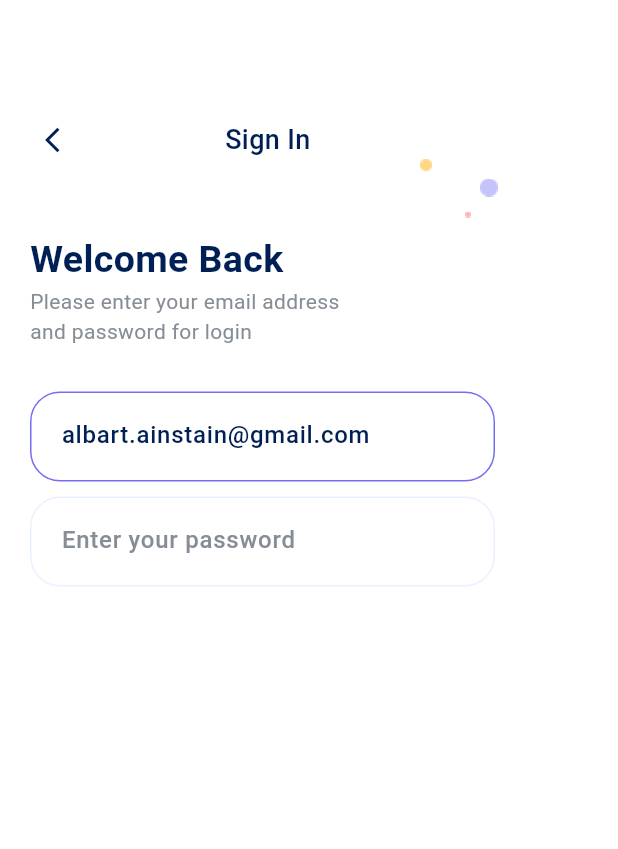
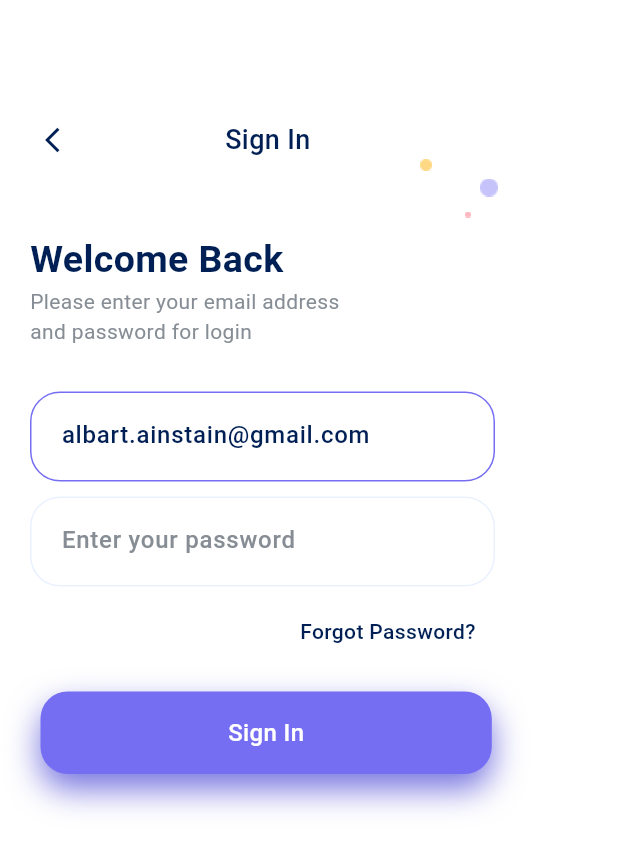
Before and after one commit to adeenazara2002/Flutter-final-project, a Flutter app: the screen it shows after launch, on a phone screen of 412 x 824 dp. Shown: the top 849 px of the screen. Run offline on Flutter 3.47's test engine with Material 3 defaults, Android fonts, the phone set to English and light mode, and no system bars.

Commit message:
Sign In Screen

```diff
--- a/lib/Screens/signIn.dart
+++ b/lib/Screens/signIn.dart
@@ -178,6 +178,61 @@ class _SignInState extends State<SignIn> {
                   )
                 ],
               ),
+              SizedBox(
+                height: 20,
+              ),
+              Row(
+                children: [
+                  Padding(padding: EdgeInsets.only(left: 200)),
+                  Text(
+                    'Forgot Password?',
+                    style: TextStyle(
+                        color: Color.fromRGBO(0, 32, 85, 1),
+                        fontSize: 14,
+                        fontWeight: FontWeight.w500),
+                  ),
+                ],
+              ),
+              SizedBox(
+                height: 30,
+              ),
+              Row(
+                children: [
+                  Padding(padding: EdgeInsets.only(left: 27)),
+                  GestureDetector(
+                    onTap: () {
+                      // Your onTap functionality here
+                    },
+                    child: Container(
+                      decoration: BoxDecoration(
+                        color: Color.fromRGBO(117, 110, 243, 1),
+                        borderRadius: BorderRadius.circular(18.0),
+                        boxShadow: [
+                          BoxShadow(
+                            color: Color.fromRGBO(
+                                84, 81, 214, 0.8), // Darker shadow color
+                            offset: Offset(0, 10), // Move the shadow down
+                            blurRadius:
+                                18.0, // Increase blur radius for a softer look
+                          ),
+                        ],
+                      ),
+                      padding: const EdgeInsets.symmetric(
+                          horizontal: 125.0, vertical: 16.0),
+                      child: Center(
+                        child: Text(
+                          'Sign In',
+                          style: TextStyle(
+                            fontSize: 16.0,
+                            fontWeight: FontWeight.w500,
+                            color: Colors.white,
+                          ),
+                        ),
+                      ),
+                    ),
+                  ),
+                ],
+              ),
             ],
           ),
         ),
```
